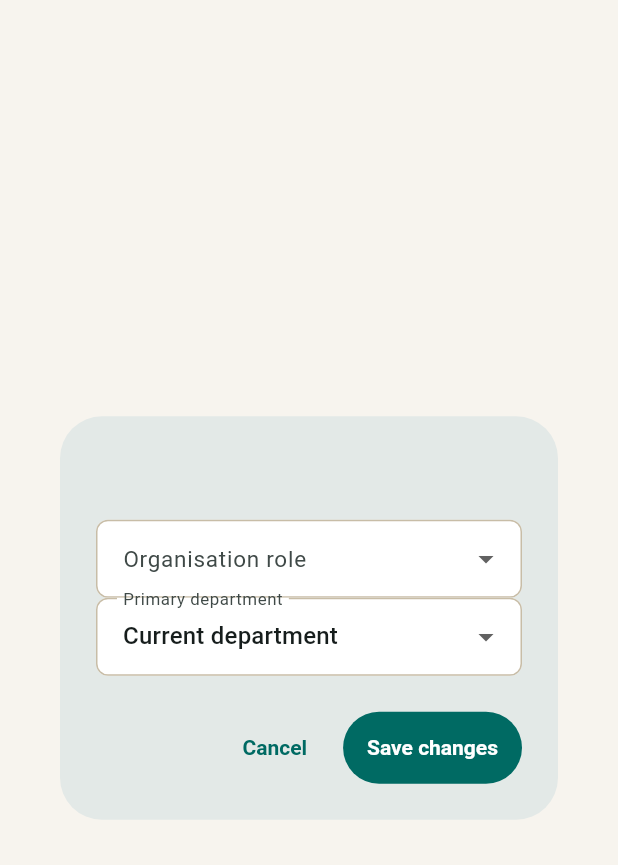
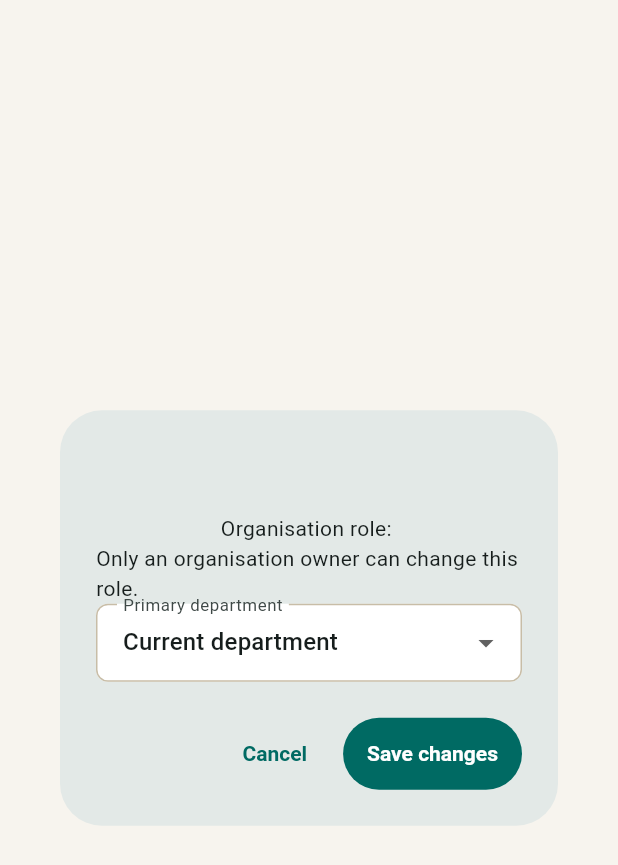
Before and after one commit to ManuelKismet/interaction-qa-flow, a Flutter app: the _OrganisationMemberEditorDialog widget shown alone on an empty page, opened directly with empty values, on a phone screen of 412 x 824 dp. Shown: the top 865 px of the screen. Run offline on Flutter 3.47's test engine with Material 3 defaults, Android fonts, the phone set to English and light mode, and no system bars; our stand-ins replace cross_file, dio, firebase_auth, firebase_core, flutter_riverpod, go_router and 3 more; missing offline and left inert: dart:js_interop, firebase_app_check; accounts and stored records are empty; network calls fail; Roboto replaces fonts that are missing (Georgia).

Commit message:
fix: restrict existing member role editing to organisation owners (F09)

```diff
--- a/apps/flutter_app/lib/features/admin/presentation/admin_page.dart
+++ b/apps/flutter_app/lib/features/admin/presentation/admin_page.dart
@@ -594,6 +594,7 @@ class _AdminPageState extends ConsumerState<AdminPage> {
       initialDepartmentId: member.departmentId,
       includeEmail: false,
       allowAdminRole: allowAdminRole,
+      canEditRole: allowAdminRole,
     );
     if (values == null || !mounted) return;
     final confirmAdmin = values['role'] == 'admin' && member.role != 'admin';
@@ -625,7 +626,7 @@ class _AdminPageState extends ConsumerState<AdminPage> {
           .read(governanceRepositoryProvider)
           .updateOrganisationMember(
             member.id,
-            role: values['role'] as String,
+            role: allowAdminRole ? values['role'] as String : null,
             departmentId: values['department_id'] as String?,
             clearDepartment: values['department_id'] == null,
           );
@@ -638,6 +639,7 @@ class _AdminPageState extends ConsumerState<AdminPage> {
     required String initialRole,
     required bool includeEmail,
     required bool allowAdminRole,
+    bool canEditRole = true,
     String? initialDepartmentId,
   }) => showDialog<Map<String, dynamic>>(
     context: context,
@@ -648,6 +650,7 @@ class _AdminPageState extends ConsumerState<AdminPage> {
       initialDepartmentId: initialDepartmentId,
       includeEmail: includeEmail,
       allowAdminRole: allowAdminRole,
+      canEditRole: canEditRole,
     ),
   );
 
@@ -704,6 +707,7 @@ class _OrganisationMemberEditorDialog extends StatefulWidget {
     required this.initialDepartmentId,
     required this.includeEmail,
     required this.allowAdminRole,
+    required this.canEditRole,
   });
 
   final String title;
@@ -712,6 +716,7 @@ class _OrganisationMemberEditorDialog extends StatefulWidget {
   final String? initialDepartmentId;
   final bool includeEmail;
   final bool allowAdminRole;
+  final bool canEditRole;
 
   @override
   State<_OrganisationMemberEditorDialog> createState() =>
@@ -747,7 +752,12 @@ class _OrganisationMemberEditorDialogState
                 labelText: 'Verified registered email',
               ),
             ),
+          if (!widget.canEditRole) ...[
+            Text('Organisation role: ${widget.initialRole}'),
+            const Text('Only an organisation owner can change this role.'),
+          ] else
             DropdownButtonFormField<String>(
+              key: const ValueKey('organisation-member-role'),
               initialValue: _role,
               isExpanded: true,
               decoration: const InputDecoration(labelText: 'Organisation role'),
```
Lines whose indentation alone changed are shown as unchanged.
